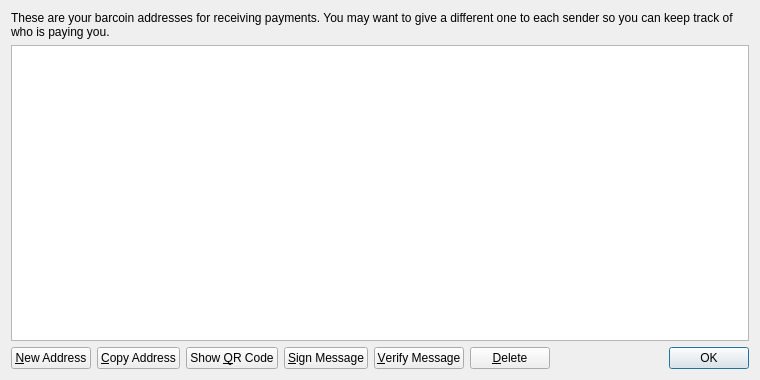
vov-crao/vovcoin, file src/qt/forms/addressbookpage.ui: the form before one commit.
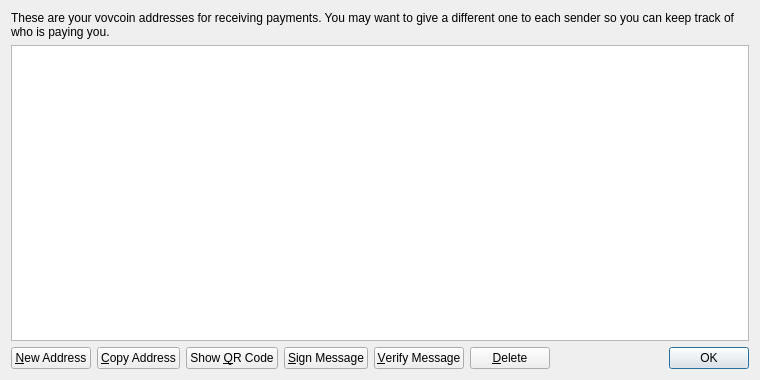
The form after the commit. Icons and pictures are not drawn.

Commit message: Involve vovcoin name

The edit to the form file:
```diff
--- a/src/qt/forms/addressbookpage.ui
+++ b/src/qt/forms/addressbookpage.ui
@@ -17,7 +17,7 @@
    <item>
     <widget class="QLabel" name="labelExplanation">
      <property name="text">
-      <string>These are your barcoin addresses for receiving payments. You may want to give a different one to each sender so you can keep track of who is paying you.</string>
+      <string>These are your vovcoin addresses for receiving payments. You may want to give a different one to each sender so you can keep track of who is paying you.</string>
      </property>
      <property name="textFormat">
       <enum>Qt::PlainText</enum>
```
The commit also changes 30 other files.
